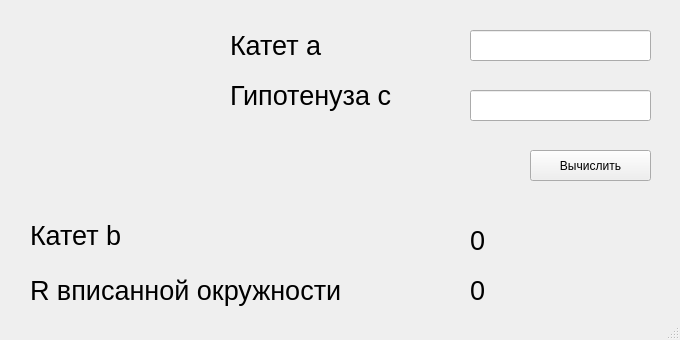
The window that First_prorgamm/mainwindow.ui (ivtipm/oop2022-arsentyeva-n) describes before a commit, drawn with Qt 5.
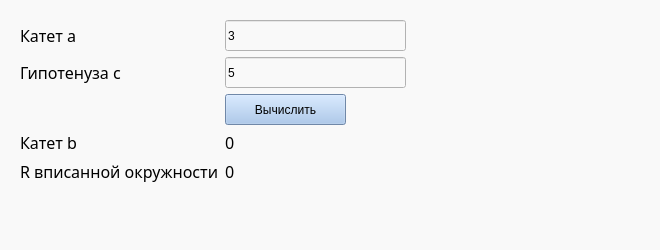
The same window after the commit. Icons and pictures are not drawn.

```diff
--- a/First_prorgamm/mainwindow.ui
+++ b/First_prorgamm/mainwindow.ui
@@ -6,22 +6,28 @@
    <rect>
     <x>0</x>
     <y>0</y>
-    <width>680</width>
-    <height>340</height>
+    <width>660</width>
+    <height>250</height>
    </rect>
   </property>
   <property name="minimumSize">
    <size>
-    <width>680</width>
-    <height>340</height>
+    <width>660</width>
+    <height>250</height>
    </size>
   </property>
   <property name="maximumSize">
    <size>
-    <width>680</width>
-    <height>340</height>
+    <width>660</width>
+    <height>250</height>
    </size>
   </property>
+  <property name="font">
+   <font>
+    <family>Segoe UI Semilight</family>
+    <pointsize>12</pointsize>
+   </font>
+  </property>
   <property name="windowTitle">
    <string>Прямоугольный треугольник</string>
   </property>
@@ -29,166 +35,191 @@
    <iconset>
     <normaloff>right_triangle.png</normaloff>right_triangle.png</iconset>
   </property>
+  <property name="styleSheet">
+   <string notr="true">background-color: rgb(249, 249, 249);
+selection-background-color: rgb(255, 85, 255);</string>
+  </property>
   <widget class="QWidget" name="centralwidget">
-   <widget class="QLineEdit" name="lineEdit_firstCathetus">
+   <widget class="QWidget" name="">
     <property name="geometry">
      <rect>
-      <x>470</x>
-      <y>30</y>
-      <width>181</width>
-      <height>31</height>
+      <x>20</x>
+      <y>20</y>
+      <width>631</width>
+      <height>377</height>
      </rect>
     </property>
-   </widget>
-   <widget class="QLineEdit" name="lineEdit_hypotenuse">
-    <property name="geometry">
-     <rect>
-      <x>470</x>
-      <y>90</y>
-      <width>181</width>
-      <height>31</height>
-     </rect>
-    </property>
-   </widget>
-   <widget class="QPushButton" name="pushButton_calc">
-    <property name="geometry">
-     <rect>
-      <x>530</x>
-      <y>150</y>
-      <width>121</width>
-      <height>31</height>
-     </rect>
-    </property>
+    <layout class="QFormLayout" name="formLayout_2">
+     <item row="0" column="1">
+      <widget class="QLabel" name="label">
     <property name="text">
-     <string>Вычислить</string>
-    </property>
-   </widget>
+        <string/>
+       </property>
+       <property name="pixmap">
+        <pixmap>right_triangle.png</pixmap>
+       </property>
+       <property name="scaledContents">
+        <bool>true</bool>
+       </property>
+      </widget>
+     </item>
+     <item row="1" column="1">
+      <spacer name="horizontalSpacer_2">
+       <property name="orientation">
+        <enum>Qt::Horizontal</enum>
+       </property>
+       <property name="sizeHint" stdset="0">
+        <size>
+         <width>17</width>
+         <height>20</height>
+        </size>
+       </property>
+      </spacer>
+     </item>
+     <item row="0" column="0">
+      <layout class="QFormLayout" name="formLayout">
+       <item row="0" column="0">
    <widget class="QLabel" name="label_firstCathetus">
-    <property name="geometry">
-     <rect>
-      <x>230</x>
-      <y>30</y>
-      <width>121</width>
-      <height>31</height>
-     </rect>
-    </property>
     <property name="font">
      <font>
-      <pointsize>20</pointsize>
+           <family>Segoe UI Semilight</family>
+           <pointsize>12</pointsize>
      </font>
     </property>
     <property name="text">
      <string>Катет a</string>
     </property>
    </widget>
+       </item>
+       <item row="0" column="1">
+        <widget class="QLineEdit" name="lineEdit_firstCathetus">
+         <property name="minimumSize">
+          <size>
+           <width>181</width>
+           <height>31</height>
+          </size>
+         </property>
+         <property name="maximumSize">
+          <size>
+           <width>181</width>
+           <height>31</height>
+          </size>
+         </property>
+         <property name="text">
+          <string>3</string>
+         </property>
+        </widget>
+       </item>
+       <item row="1" column="0">
    <widget class="QLabel" name="label_hypotenuse">
-    <property name="geometry">
-     <rect>
-      <x>230</x>
-      <y>80</y>
-      <width>201</width>
-      <height>31</height>
-     </rect>
-    </property>
     <property name="font">
      <font>
-      <pointsize>20</pointsize>
+           <family>Segoe UI Semilight</family>
+           <pointsize>12</pointsize>
      </font>
     </property>
     <property name="text">
      <string>Гипотенуза c</string>
     </property>
    </widget>
+       </item>
+       <item row="1" column="1">
+        <widget class="QLineEdit" name="lineEdit_hypotenuse">
+         <property name="minimumSize">
+          <size>
+           <width>181</width>
+           <height>31</height>
+          </size>
+         </property>
+         <property name="maximumSize">
+          <size>
+           <width>181</width>
+           <height>31</height>
+          </size>
+         </property>
+         <property name="text">
+          <string>5</string>
+         </property>
+        </widget>
+       </item>
+       <item row="2" column="1">
+        <widget class="QPushButton" name="pushButton_calc">
+         <property name="minimumSize">
+          <size>
+           <width>121</width>
+           <height>31</height>
+          </size>
+         </property>
+         <property name="maximumSize">
+          <size>
+           <width>121</width>
+           <height>31</height>
+          </size>
+         </property>
+         <property name="styleSheet">
+          <string notr="true">
+background-color: rgb(157, 191, 235);</string>
+         </property>
+         <property name="text">
+          <string>Вычислить</string>
+         </property>
+        </widget>
+       </item>
+       <item row="3" column="0">
    <widget class="QLabel" name="label_secondCathetus">
-    <property name="geometry">
-     <rect>
-      <x>30</x>
-      <y>220</y>
-      <width>161</width>
-      <height>31</height>
-     </rect>
-    </property>
     <property name="font">
      <font>
-      <pointsize>20</pointsize>
+           <family>Segoe UI Semilight</family>
+           <pointsize>12</pointsize>
      </font>
     </property>
     <property name="text">
      <string>Катет b</string>
     </property>
    </widget>
+       </item>
+       <item row="4" column="0">
    <widget class="QLabel" name="label_radius">
-    <property name="geometry">
-     <rect>
-      <x>30</x>
-      <y>260</y>
-      <width>421</width>
-      <height>61</height>
-     </rect>
-    </property>
     <property name="font">
      <font>
-      <pointsize>20</pointsize>
+           <family>Segoe UI Semilight</family>
+           <pointsize>12</pointsize>
      </font>
     </property>
     <property name="text">
      <string>&lt;html&gt;&lt;head/&gt;&lt;body&gt;&lt;p&gt;R вписанной окружности&lt;/p&gt;&lt;/body&gt;&lt;/html&gt;</string>
     </property>
    </widget>
-   <widget class="QLabel" name="label">
-    <property name="geometry">
-     <rect>
-      <x>10</x>
-      <y>20</y>
-      <width>191</width>
-      <height>171</height>
-     </rect>
-    </property>
-    <property name="text">
-     <string/>
-    </property>
-    <property name="pixmap">
-     <pixmap>right_triangle.png</pixmap>
-    </property>
-    <property name="scaledContents">
-     <bool>true</bool>
-    </property>
-   </widget>
+       </item>
+       <item row="4" column="1">
    <widget class="QLabel" name="label_resultR">
-    <property name="geometry">
-     <rect>
-      <x>470</x>
-      <y>270</y>
-      <width>181</width>
-      <height>41</height>
-     </rect>
-    </property>
     <property name="font">
      <font>
-      <pointsize>20</pointsize>
+           <family>Segoe UI Semilight</family>
+           <pointsize>12</pointsize>
      </font>
     </property>
     <property name="text">
      <string>&lt;html&gt;&lt;head/&gt;&lt;body&gt;&lt;p&gt;0&lt;/p&gt;&lt;/body&gt;&lt;/html&gt;</string>
     </property>
    </widget>
+       </item>
+       <item row="3" column="1">
    <widget class="QLabel" name="label_resultB">
-    <property name="geometry">
-     <rect>
-      <x>470</x>
-      <y>220</y>
-      <width>181</width>
-      <height>41</height>
-     </rect>
-    </property>
     <property name="font">
      <font>
-      <pointsize>20</pointsize>
+           <family>Segoe UI Semilight</family>
+           <pointsize>12</pointsize>
      </font>
     </property>
     <property name="text">
      <string>&lt;html&gt;&lt;head/&gt;&lt;body&gt;&lt;p&gt;0&lt;/p&gt;&lt;/body&gt;&lt;/html&gt;</string>
     </property>
+        </widget>
+       </item>
+      </layout>
+     </item>
+    </layout>
    </widget>
   </widget>
   <widget class="QMenuBar" name="menubar">
```
Left out of the diff: 4 changed lines with no effect on the pictures. Lines whose indentation alone changed are shown as unchanged.
